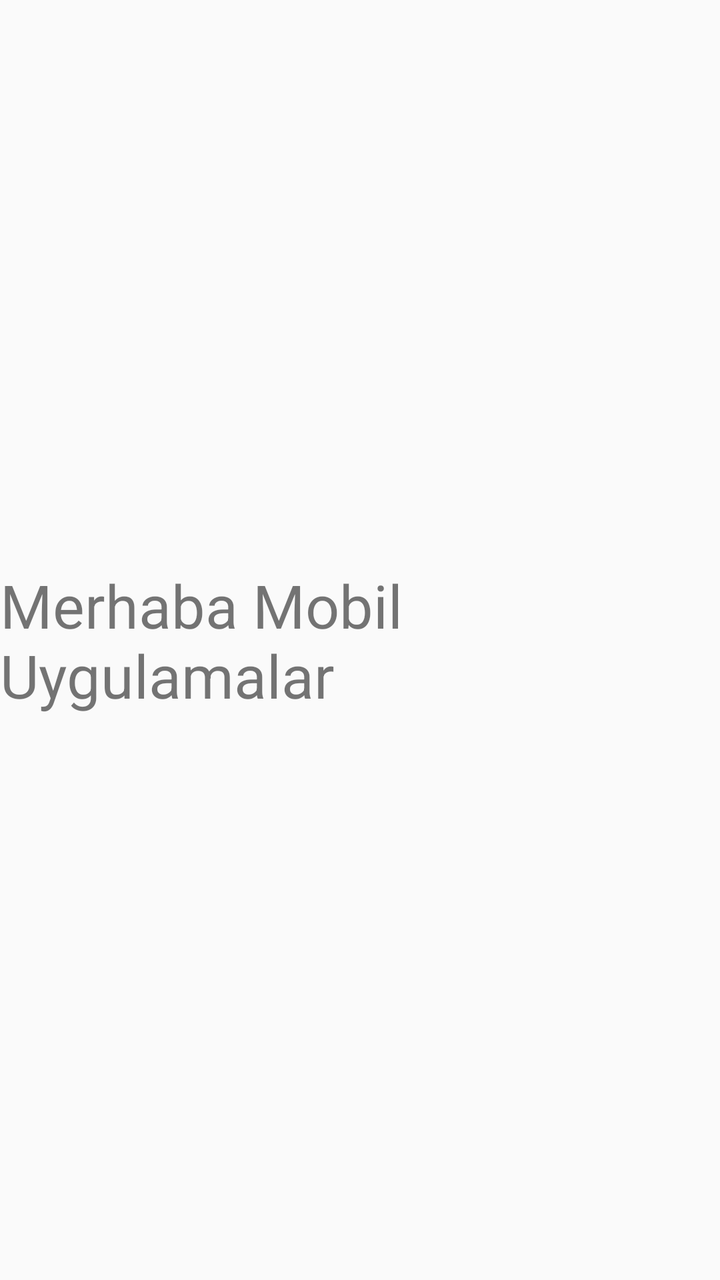
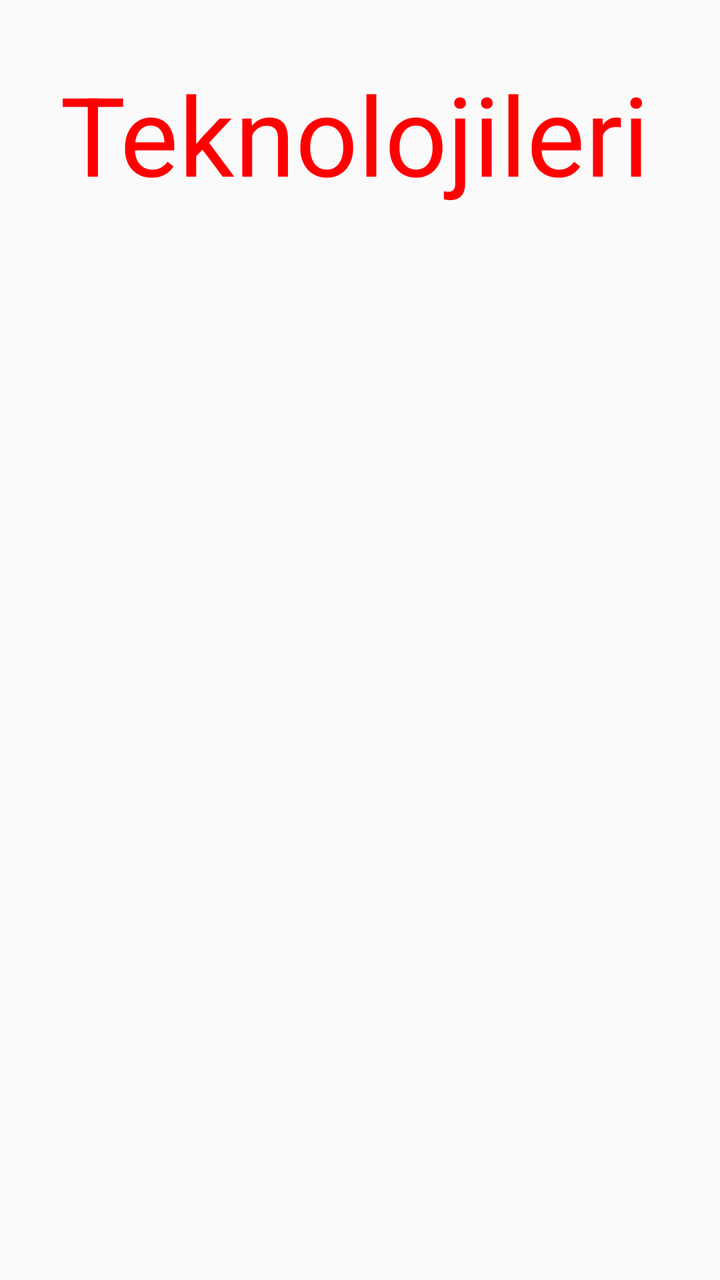

The first picture is an Android layout as it rendered before a commit; the second is the same layout after the commit. The layout source and the unified diff follow.
<!-- AndroidManifest.xml: application theme Theme.AppCompat.Light.DarkActionBar -->
<!-- res/layout/activity_main.xml -->
<?xml version="1.0" encoding="utf-8"?>
<androidx.constraintlayout.widget.ConstraintLayout
    xmlns:android="http://schemas.android.com/apk/res/android"
    xmlns:app="http://schemas.android.com/apk/res-auto"
    xmlns:tools="http://schemas.android.com/tools"
    android:layout_width="match_parent"
    android:layout_height="match_parent"
    tools:context=".MainActivity">

    
    <TextView
        android:id="@+id/MU_TextView_id"
        android:layout_width="wrap_content"
        android:layout_height="wrap_content"
        android:text="Merhaba Mobil Uygulamalar"
        android:textSize="30sp"
        app:layout_constraintTop_toTopOf="parent"
        app:layout_constraintStart_toStartOf="parent"
        app:layout_constraintEnd_toEndOf="parent"
        app:layout_constraintBottom_toBottomOf="parent" />

</androidx.constraintlayout.widget.ConstraintLayout>
<!-- resources referenced by this layout -->
<resources>

</resources>

<!-- the commit's change to res/layout/activity_main.xml (unified diff, before → after) -->
@@ -7,16 +7,13 @@
     android:layout_height="match_parent"
     tools:context=".MainActivity">
 
-    
     <TextView
         android:id="@+id/MU_TextView_id"
         android:layout_width="wrap_content"
         android:layout_height="wrap_content"
-        android:text="Merhaba Mobil Uygulamalar"
-        android:textSize="30sp"
-        app:layout_constraintTop_toTopOf="parent"
-        app:layout_constraintStart_toStartOf="parent"
-        app:layout_constraintEnd_toEndOf="parent"
-        app:layout_constraintBottom_toBottomOf="parent" />
+        android:text="Teknolojileri"
+        android:textSize="55sp"
+        android:padding="30dp"
+        android:textColor="#FF0000" />
 
 </androidx.constraintlayout.widget.ConstraintLayout>
